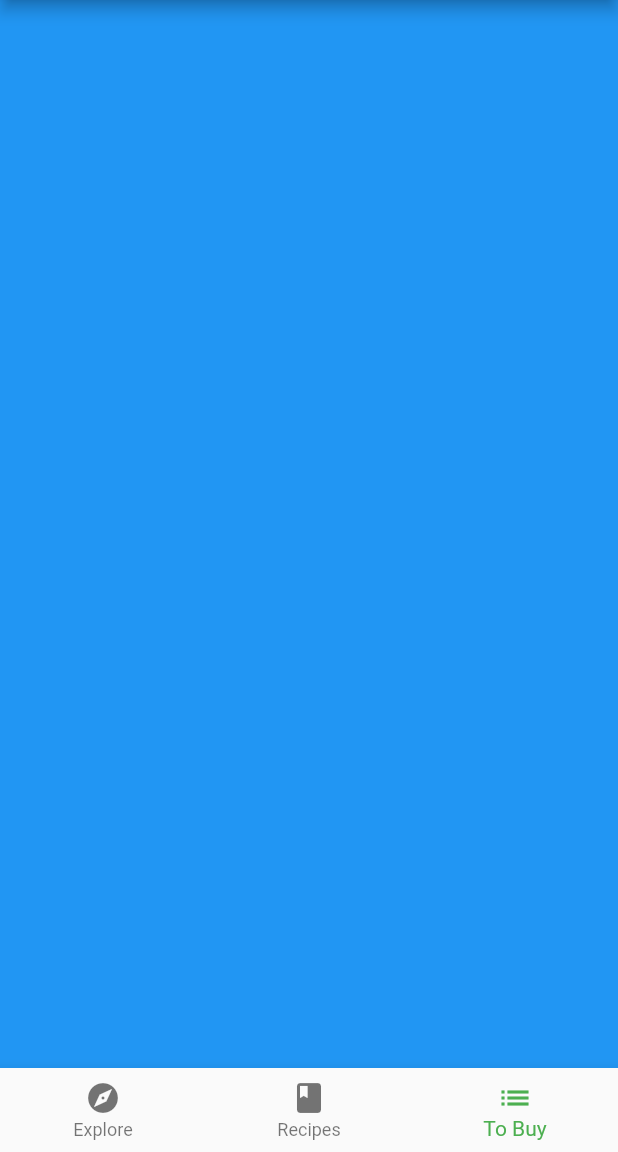
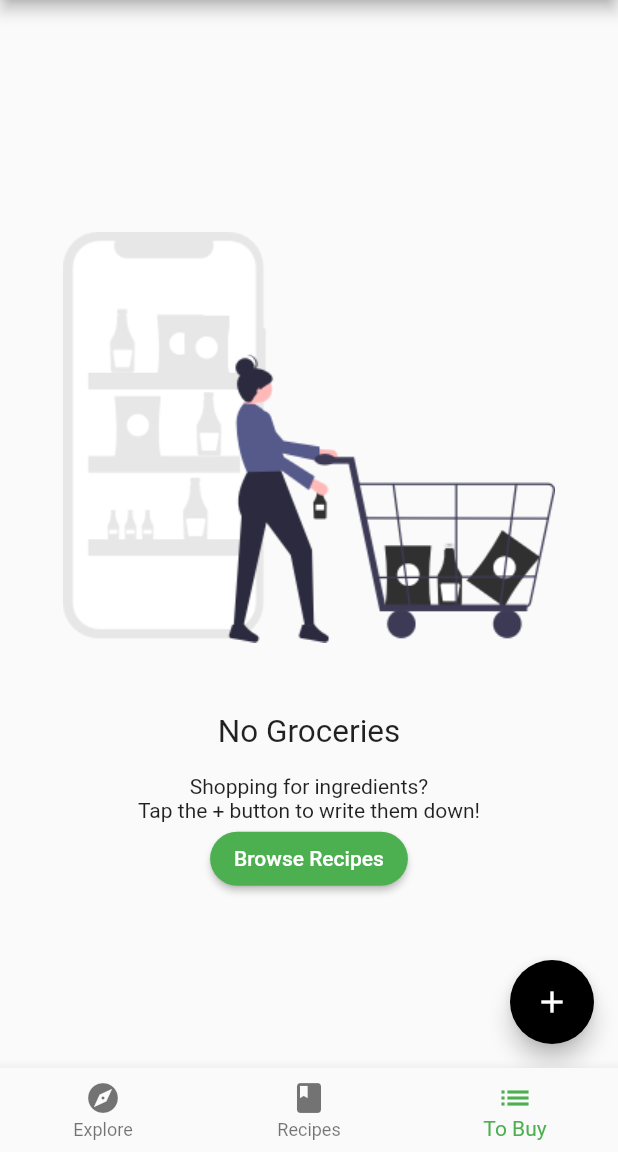
Before and after one commit to justicebhekani88/fooderlich_app_2_0, a Flutter app: the screen it shows after launch, item 3 of the bottom bar chosen, on a phone screen of 412 x 824 dp, the part 84-1236 px from its top. Run offline on Flutter 3.47's test engine with Material 2 defaults, Android fonts, the phone set to English and light mode, and no system bars; our stand-ins replace flutter_colorpicker, google_fonts.

Commit message:
add provider, consumer classes and grocery item

```diff
--- a/fooderlich/lib/home.dart
+++ b/fooderlich/lib/home.dart
@@ -1,6 +1,9 @@
 import 'package:flutter/material.dart';
 import 'package:fooderlich/screens/explore_screen.dart';
+import 'package:fooderlich/screens/grocery_screen.dart';
 import 'package:fooderlich/screens/recipe_screen.dart';
+import 'package:provider/provider.dart';
+import 'models/models.dart';
 
 class Home extends StatefulWidget {
   const Home({Key? key}) : super(key: key);
@@ -10,12 +13,11 @@ class Home extends StatefulWidget {
 }
 
 class _HomeState extends State<Home> {
-  int _selectedIndex = 0;
 
   static List<Widget> pages = <Widget>[
-    ExploreScreen(),
+    const ExploreScreen(),
     RecipeScreen(),
-    Container(color: Colors.blue),
+    const GroceryScreen(),
     // Card1(
     //     recipe: ExploreRecipe(
     //         authorName: 'Ray Wenderlich',
@@ -49,25 +51,22 @@ class _HomeState extends State<Home> {
     //         backgroundImage: 'assets/magazine_pics/mag3.png')),
   ];
 
-  void _onItemTapped(int index) {
-    setState(() {
-      _selectedIndex = index;
-    });
-  }
-
   @override
   Widget build(BuildContext context) {
-    return Scaffold(
+    return Consumer<TabManager>(builder: (context, tabManager, child){
+      return Scaffold(
         appBar: AppBar(
           centerTitle: true,
             title: Text('Fooderlich',
                 style: Theme.of(context).textTheme.headline6)),
-        body: pages[_selectedIndex],
+        body: IndexedStack(index: tabManager.selectedTab, children: pages),
         bottomNavigationBar: BottomNavigationBar(
             selectedItemColor:
                 Theme.of(context).textSelectionTheme.selectionColor,
-            currentIndex: _selectedIndex,
-            onTap: _onItemTapped,
+            currentIndex: tabManager.selectedTab,
+            onTap: (index){
+              tabManager.goToTab(index);
+            },
             items: const <BottomNavigationBarItem>[
               BottomNavigationBarItem(
                   icon: Icon(Icons.explore), label: 'Explore'),
@@ -75,6 +74,10 @@ class _HomeState extends State<Home> {
                   icon: Icon(Icons.book), label: 'Recipes'),
               BottomNavigationBarItem(
                   icon: Icon(Icons.list), label: 'To Buy'),
-            ]));
+            ],
+        ),
+      );
+    }
+    ) ;
   }
 }
--- a/fooderlich/lib/main.dart
+++ b/fooderlich/lib/main.dart
@@ -1,6 +1,8 @@
 import 'package:flutter/material.dart';
 import 'fooderlich_theme.dart';
 import 'home.dart';
+import 'package:provider/provider.dart';
+import 'models/models.dart';
 
 void main() {
   runApp(const Fooderlich());
@@ -14,7 +16,13 @@ class Fooderlich extends StatelessWidget {
     return MaterialApp(
       theme: theme,
       title: 'Fooderlich',
-      home: const Home(),
+      home: MultiProvider(
+        providers: [
+          ChangeNotifierProvider(create: (context) => TabManager(),),
+          ChangeNotifierProvider(create: (context) => GroceryManager(),),
+        ],
+        child: const Home(),
+      ),
     );
   }
 }
--- a/fooderlich/lib/models/models.dart
+++ b/fooderlich/lib/models/models.dart
@@ -2,3 +2,6 @@ export 'explore_recipe.dart';
 export 'post.dart';
 export 'simple_recipe.dart';
 export 'explore_data.dart';
+export 'grocery_item.dart';
+export 'tab_manager.dart';
+export 'grocery_manager.dart';
--- /dev/null
+++ b/fooderlich/lib/models/tab_manager.dart
@@ -0,0 +1,15 @@
+import 'package:flutter/material.dart';
+
+class TabManager extends ChangeNotifier{
+  int selectedTab = 0;
+
+  void goToTab(index){
+    selectedTab = index;
+    notifyListeners();
+  }
+
+  void goToRecipes(){
+    selectedTab = 1;
+    notifyListeners();
+  }
+}
--- /dev/null
+++ b/fooderlich/lib/screens/empty_grocery_screen.dart
@@ -0,0 +1,48 @@
+import 'package:flutter/material.dart';
+import 'package:fooderlich/models/models.dart';
+import 'package:provider/provider.dart';
+import '../models/models.dart';
+
+class EmptyGroceryScreen extends StatelessWidget{
+  const EmptyGroceryScreen({Key? key}): super(key: key);
+
+  @override
+  Widget build(BuildContext context){
+    return Padding(
+      padding: const EdgeInsets.all(30.0),
+      child: Center(
+        child: Column(
+          mainAxisAlignment: MainAxisAlignment.center,
+          children: [
+            AspectRatio(
+              aspectRatio: 1/1,
+              child: Image.asset('assets/fooderlich_assets/empty_list.png'),
+            ),
+            const SizedBox(height: 8.0,),
+            const Text(
+              "No Groceries",
+              style: TextStyle(fontSize: 21.0),
+            ),
+            const SizedBox(height: 16.0,),
+            const Text(
+              'Shopping for ingredients?\n'
+              'Tap the + button to write them down!',
+              textAlign: TextAlign.center,
+            ),
+            MaterialButton(
+              textColor: Colors.white,
+              child: const Text('Browse Recipes'),
+              shape: RoundedRectangleBorder(
+                borderRadius: BorderRadius.circular(30.0),
+              ),
+              color: Colors.green,
+              onPressed: (){
+                Provider.of<TabManager>(context, listen: false).goToRecipes();
+              }
+            ),
+          ],
+        ),
+      ),
+    );
+  }
+}
--- a/fooderlich/lib/screens/explore_screen.dart
+++ b/fooderlich/lib/screens/explore_screen.dart
@@ -4,7 +4,7 @@ import '../components/components.dart';
 import '../models/models.dart';
 
 class ExploreScreen extends StatefulWidget{
-  ExploreScreen({Key? key}):super(key: key);
+  const ExploreScreen({Key? key}):super(key: key);
 
   @override
   _ExploreScreenState createState() => _ExploreScreenState();
--- /dev/null
+++ b/fooderlich/lib/screens/grocery_screen.dart
@@ -0,0 +1,48 @@
+import "package:flutter/material.dart";
+import 'empty_grocery_screen.dart';
+import 'package:provider/provider.dart';
+import '../models/models.dart';
+import 'grocery_item_screen.dart';
+
+class GroceryScreen extends StatelessWidget{
+  const GroceryScreen({Key? key}):super(key: key);
+
+  @override
+  Widget build(BuildContext context){
+    return Scaffold(
+      floatingActionButton: FloatingActionButton(
+        child: const Icon(Icons.add, color: Colors.white,),
+        onPressed: (){
+          final manager = Provider.of<GroceryManager>(
+            context, listen: false);
+          Navigator.push(
+            context,
+            MaterialPageRoute(
+              builder: (context)=> GroceryItemScreen(
+                onCreate: (item){
+                  manager.addItem(item);
+                  Navigator.pop(context);
+                },
+                onUpdate: (item){},
+              ),
+            ),
+          );
+        },
+      ),
+      body: buildGroceryScreen(),
+    );
+  }
+
+  Widget buildGroceryScreen(){
+    return Consumer<GroceryManager>(
+      builder: (context, manager, child){
+        if(manager.groceryItems.isNotEmpty){
+          //TODO 25: Add GroceryListScreen
+          return Container();
+        }else{
+           return const EmptyGroceryScreen();
+        }
+      },
+    );
+  }
+}
```
Also changed, not shown: fooderlich/lib/models/grocery_manager.dart (added, +29 -0 lines), fooderlich/pubspec.yaml (+6 -1 lines), fooderlich/pubspec.lock.
